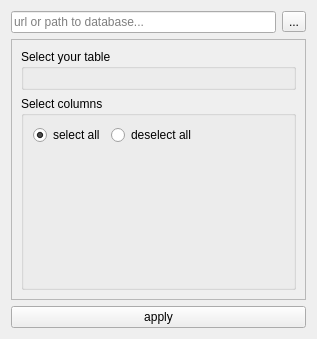
This is resources/design/ui/modules/SQLrequest.ui in jeaunrg/PyQTapp_template as Qt 5 draws it before an edit. The edited form follows.
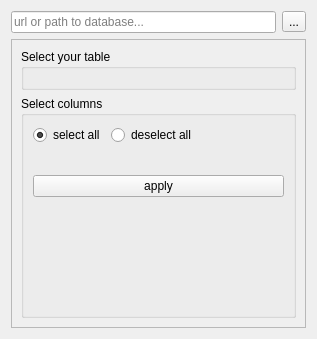
This is the edited form.

Patch:
```diff
--- a/resources/design/ui/modules/SQLrequest.ui
+++ b/resources/design/ui/modules/SQLrequest.ui
@@ -52,7 +52,7 @@
         <x>0</x>
         <y>0</y>
         <width>293</width>
-        <height>249</height>
+        <height>284</height>
        </rect>
       </property>
       <layout class="QVBoxLayout" name="verticalLayout_4">
@@ -141,6 +141,13 @@
             <layout class="QVBoxLayout" name="verticalLayout_5"/>
            </widget>
           </item>
+          <item>
+           <widget class="QPushButton" name="apply">
+            <property name="text">
+             <string>apply</string>
+            </property>
+           </widget>
+          </item>
           <item>
            <spacer name="verticalSpacer">
             <property name="orientation">
@@ -161,13 +168,6 @@
      </widget>
     </widget>
    </item>
-   <item>
-    <widget class="QPushButton" name="apply">
-     <property name="text">
-      <string>apply</string>
-     </property>
-    </widget>
-   </item>
   </layout>
  </widget>
  <resources/>
```
